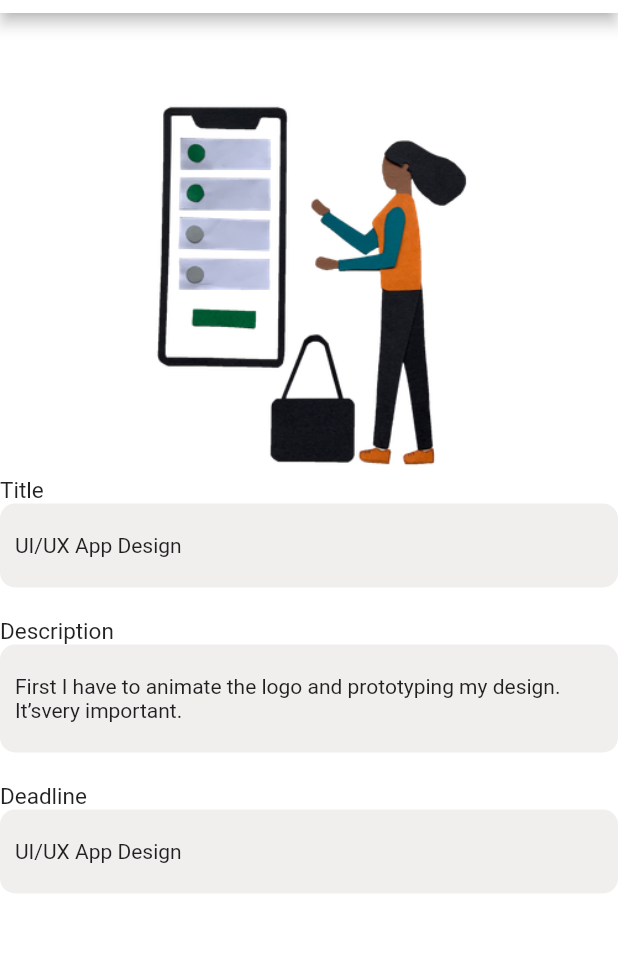
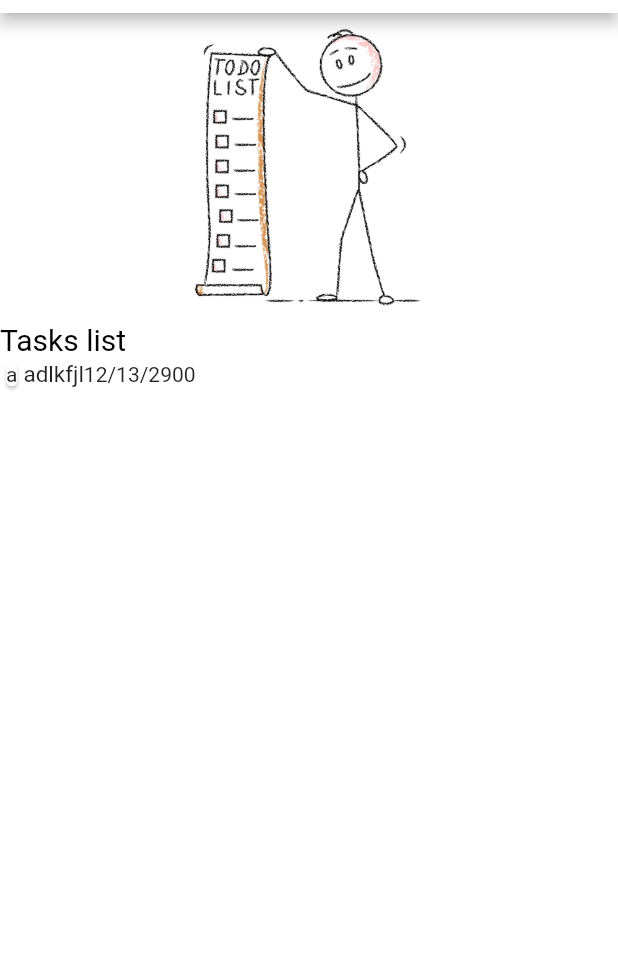
Before and after one commit to Mehariwamlake/2023-project-phase-mobile-tasks, a Flutter app: the screen it shows after launch, on a phone screen of 412 x 824 dp, the part 71-1024 px from its top. Run offline on Flutter 3.47's test engine with Material 2 defaults, Android fonts, the light colour scheme and no system bars; our stand-ins replace animated_text_kit, outline_gradient_button.

Commit message:
task manger

```diff
--- a/on-boarding/add_task/lib/detail.dart
+++ b/on-boarding/add_task/lib/detail.dart
@@ -10,6 +10,7 @@ class TaskDetailPage extends StatefulWidget {
 class _TaskDetailPageState extends State<TaskDetailPage> {
   @override
   Widget build(BuildContext context) {
+    var screen = MediaQuery.of(context).size;
     return Scaffold(
       backgroundColor: Colors.white,
       appBar: AppBar(
@@ -33,25 +34,41 @@ class _TaskDetailPageState extends State<TaskDetailPage> {
         ],
       ),
       body: Container(
+        margin: const EdgeInsets.only(),
+        child: Padding(
+          padding: const EdgeInsets.symmetric(),
           child: Column(
             crossAxisAlignment: CrossAxisAlignment.start,
             children: [
               Image.asset('image/shopping-list.png'),
-            const Text(
+              Column(
+                crossAxisAlignment: CrossAxisAlignment.start,
+                children: [
+                  Padding(
+                    padding: const EdgeInsets.symmetric(
+                      horizontal: 20,
+                    ),
+                    child: const Text(
                       'Title',
+                      textAlign: TextAlign.center,
                       style: TextStyle(
                         fontSize: 15,
                       ),
                     ),
+                  ),
                   Container(
-              margin: const EdgeInsets.only(bottom: 20),
-              padding: const EdgeInsets.symmetric(horizontal: 10, vertical: 20),
+                    width: screen.width - 20,
+                    margin: EdgeInsets.all(screen.width / 20),
+                    padding: const EdgeInsets.symmetric(
+                        horizontal: 10, vertical: 20),
                     alignment: Alignment.topLeft,
                     decoration: BoxDecoration(
                       borderRadius: BorderRadius.circular(10),
-                color: Color.fromRGBO(241, 238, 238, 1),
+                      color: const Color.fromRGBO(241, 238, 238, 1),
                     ),
                     child: const Text('UI/UX App Design'),
+                  ),
+                ],
               ),
               const Text(
                 'Description',
@@ -60,12 +77,14 @@ class _TaskDetailPageState extends State<TaskDetailPage> {
                 ),
               ),
               Container(
-              margin: const EdgeInsets.only(bottom: 20),
-              padding: const EdgeInsets.symmetric(horizontal: 10, vertical: 20),
+                width: screen.width - 30,
+                margin: EdgeInsets.all(screen.width / 20),
+                padding:
+                    const EdgeInsets.symmetric(horizontal: 10, vertical: 20),
                 alignment: Alignment.topLeft,
                 decoration: BoxDecoration(
                   borderRadius: BorderRadius.circular(10),
-                color: Color.fromRGBO(241, 238, 238, 1),
+                  color: const Color.fromRGBO(241, 238, 238, 1),
                 ),
                 child: const Text(
                     'First I have to animate the logo and prototyping my design. It’svery important.'),
@@ -77,18 +96,21 @@ class _TaskDetailPageState extends State<TaskDetailPage> {
                 ),
               ),
               Container(
-              margin: const EdgeInsets.only(bottom: 20),
-              padding: const EdgeInsets.symmetric(horizontal: 10, vertical: 20),
+                width: screen.width - 30,
+                margin: EdgeInsets.all(screen.width / 20),
+                padding:
+                    const EdgeInsets.symmetric(horizontal: 10, vertical: 20),
                 alignment: Alignment.topLeft,
                 decoration: BoxDecoration(
                   borderRadius: BorderRadius.circular(10),
-                color: Color.fromRGBO(241, 238, 238, 1),
+                  color: const Color.fromRGBO(241, 238, 238, 1),
                 ),
                 child: const Text('UI/UX App Design'),
               ),
             ],
           ),
         ),
+      ),
     );
   }
 }
--- a/on-boarding/add_task/lib/main.dart
+++ b/on-boarding/add_task/lib/main.dart
@@ -1,4 +1,6 @@
+import 'package:add_task/create.dart';
 import 'package:add_task/detail.dart';
+import 'package:add_task/todo.dart';
 import 'package:flutter/material.dart';
 import 'package:add_task/home.dart';
 
@@ -12,6 +14,6 @@ class MainApp extends StatelessWidget {
   @override
   Widget build(BuildContext context) {
     return const MaterialApp(
-        debugShowCheckedModeBanner: false, home: TaskDetailPage());
+        debugShowCheckedModeBanner: false, home: TodoList());
   }
 }
--- /dev/null
+++ b/on-boarding/add_task/lib/todo.dart
@@ -0,0 +1,101 @@
+import 'package:flutter/material.dart';
+
+class TodoList extends StatefulWidget {
+  const TodoList({super.key});
+
+  @override
+  State<TodoList> createState() => _TodoListState();
+}
+
+class _TodoListState extends State<TodoList> {
+  @override
+  Widget build(BuildContext context) {
+    var screen = MediaQuery.of(context).size;
+
+    return Scaffold(
+      backgroundColor: Colors.white,
+      appBar: AppBar(
+        title: const Text(
+          'Task Detail',
+          style: TextStyle(color: Colors.black),
+        ),
+        centerTitle: true,
+        backgroundColor: Colors.white,
+        leading: IconButton(
+          icon: const Icon(Icons.arrow_back),
+          color: Colors.orange,
+          onPressed: () {},
+        ),
+        actions: [
+          IconButton(
+            onPressed: () {},
+            icon: const Icon(Icons.more_vert),
+            color: Colors.black,
+          )
+        ],
+      ),
+      body: Container(
+        child: Column(
+          crossAxisAlignment: CrossAxisAlignment.start,
+          children: [
+            Row(
+              mainAxisAlignment: MainAxisAlignment.center,
+              children: [
+                Image.asset(
+                  'image/stickman-with-todo-list.png',
+                  height: screen.height * 0.25,
+                ),
+              ],
+            ),
+            const Text(
+              'Tasks list',
+              style: TextStyle(fontSize: 20, color: Colors.black),
+            ),
+            SingleChildScrollView(
+              child: Column(
+                children: [
+                  lists('adlkfjl', '12/13/2900'),
+                ],
+              ),
+            )
+          ],
+        ),
+      ),
+    );
+  }
+}
+
+Widget lists(String title, String date) {
+  return Container(
+    decoration: const BoxDecoration(
+      color: Colors.white,
+      borderRadius: BorderRadius.all(
+        Radius.circular(10),
+      ),
+    ),
+    child: Row(children: [
+      Container(
+        decoration: BoxDecoration(
+          borderRadius: BorderRadius.circular(10),
+        ),
+        child: Card(
+          child: Container(
+            child: Text(title[0]),
+          ),
+        ),
+      ),
+      Row(
+        children: [
+          Text(
+            title,
+            style: const TextStyle(fontSize: 15),
+          ),
+          Text(date),
+          SizedBox(
+            width: 3,
+          ),
+        ],
+      )
+    ]),
+  );
+}
```
Also changed, not shown: on-boarding/add_task/lib/create.dart (added, +147 -0 lines), on-boarding/add_task/lib/home.dart (+16 -11 lines), on-boarding/add_task/lib/ui pic/Screenshot from 2023-09-21 22-14-10.png (added), on-boarding/add_task/lib/ui pic/Screenshot from 2023-09-25 21-20-15.png (added), on-boarding/add_task/lib/ui pic/Screenshot from 2023-09-25 21-34-31.png (added), on-boarding/add_task/lib/ui pic/Screenshot from 2023-09-25 21-35-21.png (added). Lines whose indentation alone changed are shown as unchanged.
